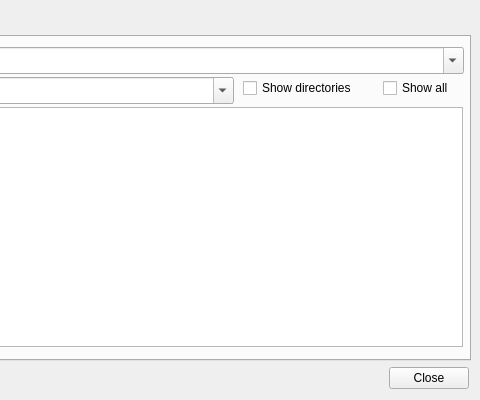
pyCGNS/pyCGNS, file NAVigater/CGNS/NAV/T/Q7FileWindow.ui: the form before one commit; both pictures show x 240 to 720 and y 0 to 400 of the 720 by 400 pixel window.
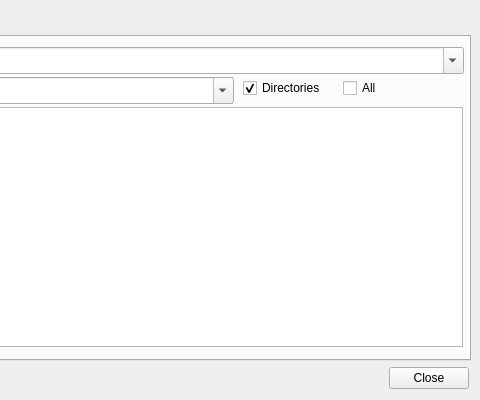
The form after the commit. Icons and pictures are not drawn.

What changed in the file:
```diff
--- a/NAVigater/CGNS/NAV/T/Q7FileWindow.ui
+++ b/NAVigater/CGNS/NAV/T/Q7FileWindow.ui
@@ -217,14 +217,14 @@
       <widget class="QCheckBox" name="cShowAll">
        <property name="geometry">
         <rect>
-         <x>610</x>
+         <x>570</x>
          <y>40</y>
          <width>91</width>
          <height>22</height>
         </rect>
        </property>
        <property name="text">
-        <string>Show all</string>
+        <string>All</string>
        </property>
       </widget>
       <widget class="QPushButton" name="bBack">
@@ -261,12 +261,15 @@
         <rect>
          <x>470</x>
          <y>40</y>
-         <width>141</width>
+         <width>91</width>
          <height>22</height>
         </rect>
        </property>
        <property name="text">
-        <string>Show directories</string>
+        <string>Directories</string>
+       </property>
+       <property name="checked">
+        <bool>true</bool>
        </property>
       </widget>
      </widget>
```
Left out of the diff: 2 changed lines with no effect on the pictures.
